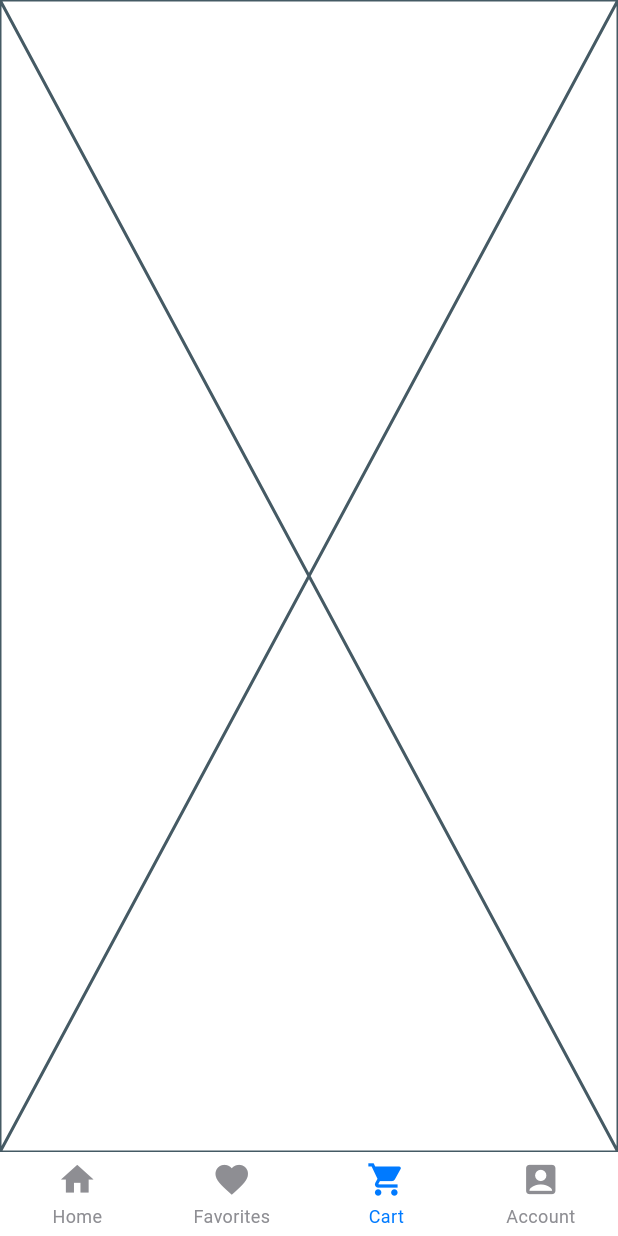
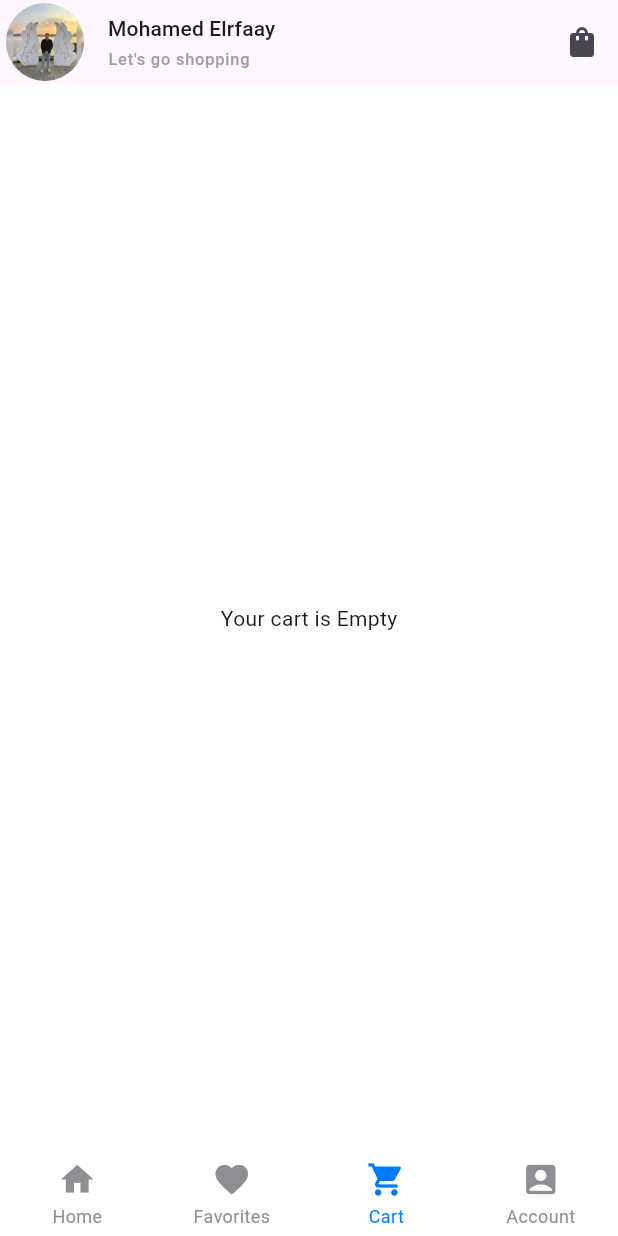
Before and after one commit to mohamedeld/Full-ecommerce-flutter-app, a Flutter app: the screen it shows after launch, item 3 of the bottom bar chosen, on a phone screen of 412 x 824 dp. Run offline on Flutter 3.47's test engine with Material 3 defaults, Android fonts, the phone set to English and light mode, and no system bars; drawn by our look-alikes of persistent_bottom_nav_bar_v2; our stand-ins replace cached_network_image, flutter_bloc, flutter_carousel_widget; network calls fail.

Commit message:
add cart page

```diff
--- a/lib/models/add_to_cart_model.dart
+++ b/lib/models/add_to_cart_model.dart
@@ -1,23 +1,27 @@
 import 'package:ecommerce/models/product_item_model.dart';
 
 class AddToCartModel {
-  final String productId;
+  final ProductItemModel product;
   final ProductSize size;
   final int quantity;
+  final String id;
 
   AddToCartModel({
-    required this.productId,
+    required this.id,
+    required this.product,
     required this.size,
     required this.quantity,
   });
 
   AddToCartModel copyWith({
-    String? productId,
+    String? id,
+    ProductItemModel? product,
     ProductSize? size,
     int? quantity,
   }) {
     return AddToCartModel(
-      productId: productId ?? this.productId,
+      id: id ?? this.id,
+      product: product ?? this.product,
       size: size ?? this.size,
       quantity: quantity ?? this.quantity,
     );
--- a/lib/pages/cart_page.dart
+++ b/lib/pages/cart_page.dart
@@ -1,4 +1,10 @@
+import 'package:ecommerce/models/add_to_cart_model.dart';
+import 'package:ecommerce/utils/app_colors.dart';
+import 'package:ecommerce/view_models/cart/cart_cubit.dart';
+import 'package:ecommerce/widgets/cart/cartItem.dart';
+import 'package:ecommerce/widgets/cart/cart_total_price.dart';
 import 'package:flutter/material.dart';
+import 'package:flutter_bloc/flutter_bloc.dart';
 
 class CartPage extends StatefulWidget {
   const CartPage({super.key});
@@ -10,6 +16,60 @@ class CartPage extends StatefulWidget {
 class _CartPageState extends State<CartPage> {
   @override
   Widget build(BuildContext context) {
-    return const Placeholder();
+    return BlocProvider(
+      create: (context) => CartCubit()..getCartItems(),
+      child: Builder(
+        builder: (context) {
+          return BlocBuilder<CartCubit, CartState>(
+            builder: (context, state) {
+              // Get the current cart items and subtotal
+              List<AddToCartModel> currentCartItems = [];
+              double currentSubTotal = 0.0;
+
+              if (state is CartLoaded) {
+                currentCartItems = state.cartItems;
+                currentSubTotal = state.subTotal;
+              } else if (state is QuantityCartLoaded) {
+                // Use dummyCart for the latest items
+                currentCartItems = dummyCart;
+                currentSubTotal = state.subTotal;
+              }
+
+              if (state is CartLoading) {
+                return const Center(
+                  child: CircularProgressIndicator.adaptive(),
+                );
+              }
+
+              if (state is CartError) {
+                return Center(child: Text(state.message));
+              }
+
+              if (currentCartItems.isEmpty) {
+                return const Center(child: Text("Your cart is Empty"));
+              }
+
+              return SingleChildScrollView(
+                child: Column(
+                  children: [
+                    ListView.separated(
+                      shrinkWrap: true,
+                      physics: const NeverScrollableScrollPhysics(),
+                      itemCount: currentCartItems.length,
+                      itemBuilder: (context, index) =>
+                          CartItem(cartItem: currentCartItems[index]),
+                      separatorBuilder: (context, index) =>
+                          const Divider(color: AppColors.grey),
+                    ),
+                    Divider(color: AppColors.grey2),
+                    CartTotalPrice(subTotal: currentSubTotal),
+                  ],
+                ),
+              );
+            },
+          );
+        },
+      ),
+    );
   }
 }
--- a/lib/pages/custom_bottom_navbar.dart
+++ b/lib/pages/custom_bottom_navbar.dart
@@ -1,3 +1,4 @@
+import 'package:ecommerce/widgets/navbar_widget.dart';
 import 'package:flutter/material.dart';
 import 'package:persistent_bottom_nav_bar_v2/persistent_bottom_nav_bar_v2.dart';
 import 'package:ecommerce/pages/cart_page.dart';
@@ -13,9 +14,45 @@ class CustomBottomNavbar extends StatefulWidget {
 }
 
 class _CustomBottomNavbarState extends State<CustomBottomNavbar> {
+  int currentIndex = 0;
   @override
   Widget build(BuildContext context) {
-    return PersistentTabView(
+    final textTheme = Theme.of(context).textTheme;
+    return Scaffold(
+      appBar: AppBar(
+        leading: Padding(
+          padding: const EdgeInsets.only(left: 4.0),
+          child: CircleAvatar(
+            backgroundImage: AssetImage("assets/images/mohamed.jpeg"),
+            radius: 25,
+          ),
+        ),
+        title: Column(
+          crossAxisAlignment: CrossAxisAlignment.start,
+          children: [
+            Text("Mohamed Elrfaay", style: textTheme.labelLarge),
+            SizedBox(height: 2),
+            Text(
+              "Let\'s go shopping",
+              style: textTheme.labelSmall?.copyWith(color: Colors.grey),
+            ),
+          ],
+        ),
+        actions: [
+          if (currentIndex == 0) ...[
+            IconButton(onPressed: () {}, icon: const Icon(Icons.search)),
+            IconButton(onPressed: () {}, icon: const Icon(Icons.notifications)),
+          ] else if (currentIndex == 2) ...[
+            IconButton(onPressed: () {}, icon: const Icon(Icons.shopping_bag)),
+          ],
+        ],
+      ),
+      body: PersistentTabView(
+        onTabChanged: (index) {
+          setState(() {
+            currentIndex = index;
+          });
+        },
         tabs: [
           PersistentTabConfig(
             screen: HomePage(),
@@ -36,6 +73,7 @@ class _CustomBottomNavbarState extends State<CustomBottomNavbar> {
         ],
         navBarBuilder: (navBarConfig) =>
             Style1BottomNavBar(navBarConfig: navBarConfig),
+      ),
     );
   }
 }
--- a/lib/pages/home_page.dart
+++ b/lib/pages/home_page.dart
@@ -11,20 +11,17 @@ class HomePage extends StatelessWidget {
   Widget build(BuildContext context) {
     return BlocProvider(
       create: (context) => HomeCubit()..getHomeData(),
-      child: Scaffold(
-        body: SafeArea(
+      child: SafeArea(
         child: Padding(
           padding: const EdgeInsets.all(16),
           child: Column(
             children: [
-                NavbarWidget(),
               SizedBox(height: 32),
               Expanded(child: TabbarContainer()),
             ],
           ),
         ),
       ),
-      ),
     );
   }
 }
--- /dev/null
+++ b/lib/view_models/cart/cart_state.dart
@@ -0,0 +1,29 @@
+part of 'cart_cubit.dart';
+
+sealed class CartState {
+  const CartState();
+}
+
+final class CartInitial extends CartState {}
+
+final class CartLoading extends CartState {}
+
+final class CartLoaded extends CartState {
+  final List<AddToCartModel> cartItems;
+  final Map<String, int> quantities;
+  final double subTotal;
+
+  const CartLoaded(this.cartItems, this.subTotal, {this.quantities = const {}});
+}
+
+final class CartError extends CartState {
+  final String message;
+  const CartError(this.message);
+}
+
+final class QuantityCartLoaded extends CartState {
+  final Map<String, int> quantities;
+  final double subTotal; // Add subtotal
+
+  const QuantityCartLoaded({required this.quantities, this.subTotal = 0.0});
+}
--- a/lib/widgets/CounterWidget.dart
+++ b/lib/widgets/CounterWidget.dart
@@ -1,15 +1,18 @@
 import 'package:ecommerce/utils/app_colors.dart';
+import 'package:ecommerce/view_models/product_details/product_details_cubit.dart';
 import 'package:flutter/material.dart';
 
 class Counterwidget extends StatelessWidget {
   final String productId;
   final int value;
   final dynamic cubit;
+  final int? initialValue;
   const Counterwidget({
     super.key,
     required this.value,
     required this.productId,
     required this.cubit,
+    this.initialValue = 1,
   });
 
   @override
--- a/lib/widgets/product_details/product_price_cart.dart
+++ b/lib/widgets/product_details/product_price_cart.dart
@@ -42,7 +42,7 @@ class ProductPriceCart extends StatelessWidget {
             } else {
               return ElevatedButton.icon(
                 onPressed: () {
-                  cubit.addToCart(product.id);
+                  cubit.addToCart(product);
                 },
                 style: ElevatedButton.styleFrom(
                   backgroundColor: AppColors.primary,
```
Also changed, not shown: lib/pages/product_details_page.dart (+1 -7 lines), lib/view_models/cart/cart_cubit.dart (added, +101 -0 lines), lib/view_models/product_details/product_details_cubit.dart (+54 -14 lines), lib/widgets/cart/cartItem.dart (added, +101 -0 lines), lib/widgets/cart/cart_total_price.dart (added, +47 -0 lines), lib/widgets/cart/total_and_subtotal.dart (added, +23 -0 lines), lib/widgets/product_details/product_details_content.dart (+14 -13 lines). Lines whose indentation alone changed are shown as unchanged.
